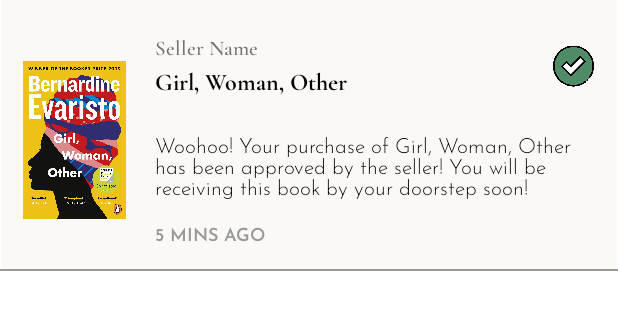
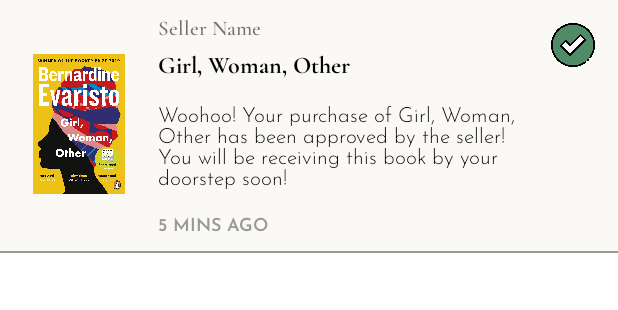
Before and after one commit to gwyneth-ang/MOBDEVE-S15-Group-9, an Android app: the layout notifications_layout.xml on its own in the app's theme, with its tools: preview values and no code run, on a phone screen of 412 x 824 dp. Shown: the top 310 px of the screen. Run offline under Robolectric (Android 15) with nearby library versions, the phone set to English and light mode, and no system bars.

Commit message:
done with notifications

```diff
--- a/BookBay/app/src/main/java/com/mobdeve/s15/group/nine/bookbay/DataHelper.java
+++ b/BookBay/app/src/main/java/com/mobdeve/s15/group/nine/bookbay/DataHelper.java
@@ -2,6 +2,9 @@
 
 import java.lang.reflect.Array;
 import java.util.ArrayList;
+import java.text.SimpleDateFormat;
+import java.util.Calendar;
+import java.util.Date;
 
 public class DataHelper {
 
@@ -21,18 +24,27 @@
     }
 
     public static ArrayList<Notification> populateNotifications() {
+        Date date = new Date();
+        Calendar calendar = Calendar.getInstance();
+        calendar.setTime(date);
+
         ArrayList<Notification> notifications = new ArrayList<>();
         String[] titles = {"Girl, Woman, Other", "Shoko’s Smile", "The War for Kindness: Building Empathy in a Fractured World", "The Death of Vivek Oji", "The Little Prince"};
         String[] sellers = {"Lea Salonga", "Namjoon Kim", "Korina Sanchez", "Justin Bieber", "Taylor Swift"};
         String[] status = {"Approved", "Approved", "Declined", "Approved", "Declined"};
         int[] pictures = {R.drawable.girl, R.drawable.shoko_smile, R.drawable.war, R.drawable.death, R.drawable.little_prince};
 
+        int time = 3;
+
         for (int i=0; i<titles.length;i++){
+            time += 2;
+            calendar.set(Calendar.HOUR_OF_DAY, time);
             notifications.add(new Notification(
                     titles[i],
                     sellers[i],
                     status[i],
-                    pictures[i]));
+                    pictures[i],
+                    calendar));
         }
         return notifications;
     }
--- a/BookBay/app/src/main/java/com/mobdeve/s15/group/nine/bookbay/Notification.java
+++ b/BookBay/app/src/main/java/com/mobdeve/s15/group/nine/bookbay/Notification.java
@@ -1,21 +1,57 @@
 package com.mobdeve.s15.group.nine.bookbay;
 
 import java.util.ArrayList;
+import java.util.Calendar;
 
 public class Notification {
     private String bookTitle;
     private String sellerName;
     private String status;
-    private String time;
     private int imageId;
+    private Calendar timeMade;
+    private long toMilli;
 
-    public Notification(String bookTitle, String sellerName, String status, int imageId) {
+    private static final int SECOND_MILLIS = 1000;
+    private static final int MINUTE_MILLIS = 60 * SECOND_MILLIS;
+    private static final int HOUR_MILLIS = 60 * MINUTE_MILLIS;
+    private static final int DAY_MILLIS = 24 * HOUR_MILLIS;
+
+    public Notification(String bookTitle, String sellerName, String status, int imageId, Calendar timeMade) {
         this.bookTitle = bookTitle;
         this.sellerName = sellerName;
         this.status = status;
-        this.time = "5 MINS AGO";
         this.imageId = imageId;
+        this.timeMade = timeMade;
     }
+
+    /*public static String getTimeAgo(long time) {
+        if (time < 1000000000000L) {
+            time *= 1000;
+        }
+
+        long now = System.currentTimeMillis();
+        if (time > now || time <= 0) {
+            return null;
+        }
+
+
+        final long diff = now - time;
+        if (diff < MINUTE_MILLIS) {
+            return "just now";
+        } else if (diff < 2 * MINUTE_MILLIS) {
+            return "a minute ago";
+        } else if (diff < 50 * MINUTE_MILLIS) {
+            return diff / MINUTE_MILLIS + " minutes ago";
+        } else if (diff < 90 * MINUTE_MILLIS) {
+            return "an hour ago";
+        } else if (diff < 24 * HOUR_MILLIS) {
+            return diff / HOUR_MILLIS + " hours ago";
+        } else if (diff < 48 * HOUR_MILLIS) {
+            return "yesterday";
+        } else {
+            return diff / DAY_MILLIS + " days ago";
+        }
+    }*/
 
     public String getBookTitle() { return bookTitle; }
 
@@ -23,9 +59,7 @@
 
     public String getStatus() { return status; }
 
-    public String getTimePosted() { return time; }
-
     public int getImageId() { return imageId; }
 
-    public String getTime() { return time; }
+    public String getTime() { return timeMade.getTime().toString(); }
 }
--- a/BookBay/app/src/main/res/layout/notifications_layout.xml
+++ b/BookBay/app/src/main/res/layout/notifications_layout.xml
@@ -2,12 +2,123 @@
 <androidx.constraintlayout.widget.ConstraintLayout xmlns:android="http://schemas.android.com/apk/res/android"
     xmlns:app="http://schemas.android.com/apk/res-auto"
     xmlns:tools="http://schemas.android.com/tools"
+    android:id="@+id/constraint_parent"
     android:layout_width="match_parent"
     android:layout_height="wrap_content">
 
+    <androidx.constraintlayout.widget.ConstraintLayout
+        android:id="@+id/clNotifLayout"
+        android:layout_width="match_parent"
+        android:layout_height="wrap_content"
+        android:background="#FBF9F6"
+        android:paddingBottom="10dp"
+        app:layout_constraintStart_toStartOf="parent"
+        app:layout_constraintTop_toTopOf="parent">
+
+        <ImageView
+            android:id="@+id/imageView"
+            android:layout_width="105dp"
+            android:layout_height="121dp"
+            android:layout_marginTop="7sp"
+            android:layout_weight="1"
+            android:adjustViewBounds="false"
+            android:padding="14sp"
+            android:scaleType="fitCenter"
+            app:layout_constraintBottom_toBottomOf="parent"
+            app:layout_constraintStart_toStartOf="parent"
+            app:layout_constraintTop_toTopOf="parent"
+            app:srcCompat="@drawable/girl_woman_other" />
+
+
+
+        <androidx.constraintlayout.widget.ConstraintLayout
+            android:id="@+id/cl_seller_and_title"
+            android:layout_width="wrap_content"
+            android:layout_height="wrap_content"
+            android:layout_marginTop="10dp"
+            app:layout_constraintStart_toEndOf="@id/imageView"
+            app:layout_constraintTop_toTopOf="parent">
+
+            <TextView
+                android:id="@+id/tvSellerName_notifLayout"
+                android:layout_width="match_parent"
+                android:layout_height="wrap_content"
+                android:fontFamily="@font/cormorant_garamond_semibold"
+                android:text="Seller Name"
+                app:layout_constraintStart_toStartOf="parent"
+                app:layout_constraintTop_toTopOf="parent" />
+
+            <TextView
+                android:id="@+id/tvBookTitle_notifLayout"
+                android:layout_width="match_parent"
+                android:layout_height="wrap_content"
+                android:layout_marginTop="5dp"
+                android:fontFamily="@font/cormorant_garamond_bold"
+                android:text="Girl, Woman, Other"
+                android:textColor="#000000"
+                android:textColorHighlight="#000000"
+                android:textSize="16sp"
+                android:textStyle="bold"
+                app:layout_constraintStart_toStartOf="parent"
+                app:layout_constraintTop_toBottomOf="@id/tvSellerName_notifLayout" />
+        </androidx.constraintlayout.widget.ConstraintLayout>
+
+
+        <ImageButton
+            android:id="@+id/ibButton_notifLayout"
+            android:layout_width="60dp"
+            android:layout_height="match_parent"
+            android:layout_weight="1"
+            android:adjustViewBounds="true"
+            android:background="#FBF9F6"
+            android:padding="15sp"
+            android:scaleType="fitCenter"
+            app:srcCompat="@drawable/check_mark"
+            app:layout_constraintTop_toTopOf="parent"
+            app:layout_constraintEnd_toEndOf="parent"/>
+
+        <TextView
+            android:id="@+id/tvStatusBook_notifLayout"
+            android:layout_width="240dp"
+            android:layout_gravity="left"
+            android:layout_height="wrap_content"
+            android:layout_marginTop="12sp"
+            android:fontFamily="@font/josefin_sans_light"
+            android:text="Woohoo! Your purchase of Girl, Woman, Other has been approved by the seller! You will be receiving this book by your doorstep soon!  "
+            android:textColor="#000000"
+            android:textSize="14sp"
+            app:layout_constraintTop_toBottomOf="@+id/cl_seller_and_title"
+            app:layout_constraintStart_toEndOf="@id/imageView"
+            />
+
+        <TextView
+            android:id="@+id/tvTimePassed_notifLayout"
+            android:layout_width="wrap_content"
+            android:layout_height="wrap_content"
+            android:layout_marginTop="14sp"
+            android:fontFamily="@font/josefin_sans_semibold"
+            android:text="5 MINS AGO"
+            android:textColor="#999999"
+            android:textSize="12sp"
+            app:layout_constraintTop_toBottomOf="@+id/tvStatusBook_notifLayout"
+            app:layout_constraintStart_toEndOf="@id/imageView"/>
+
+    </androidx.constraintlayout.widget.ConstraintLayout>
+
+    <TextView
+        android:id="@+id/textView5"
+        android:layout_width="match_parent"
+        android:layout_height="1dp"
+        android:background="#999999"
+        android:text="TextView"
+        app:layout_constraintTop_toBottomOf="@+id/clNotifLayout" />
+</androidx.constraintlayout.widget.ConstraintLayout>
+
+
+<!--
     <LinearLayout
         android:id="@+id/llNotifLayout"
-        android:layout_width="410dp"
+        android:layout_width="match_parent"
         android:layout_height="179dp"
         android:background="#FBF9F6"
         android:orientation="horizontal"
@@ -104,4 +215,6 @@
         android:background="#999999"
         android:text="TextView"
         app:layout_constraintTop_toBottomOf="@+id/llNotifLayout" />
+
 </androidx.constraintlayout.widget.ConstraintLayout>
+    -->
```
